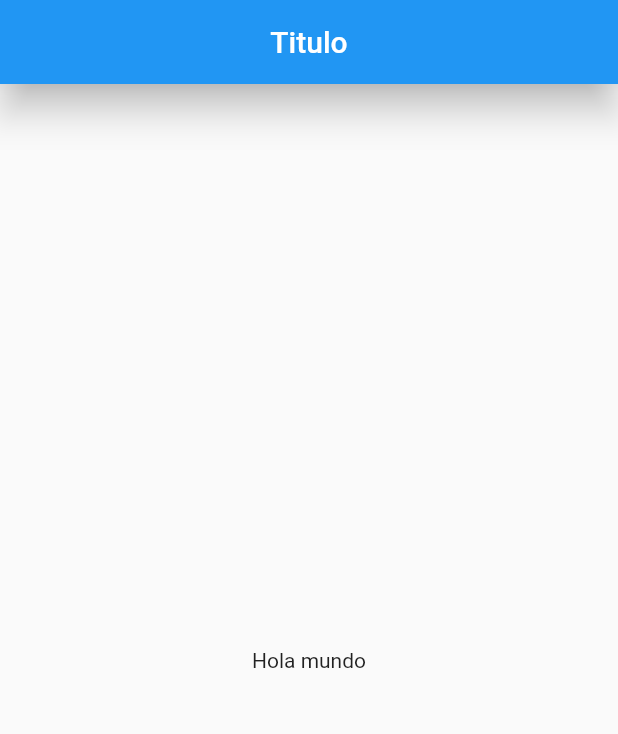
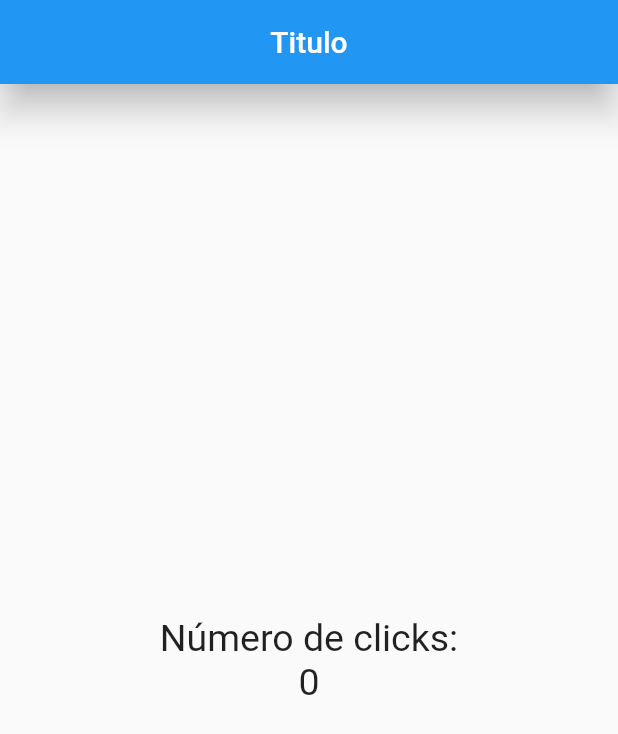
Before and after one commit to HSuHer/ContadorFlutter, a Flutter app: the screen it shows after launch, on a phone screen of 412 x 824 dp. Shown: the top 734 px of the screen. Run offline on Flutter 3.47's test engine with Material 2 defaults, Android fonts, the phone set to English and light mode, and no system bars.

Commit message:
*Cambio de contenido en la pagina principal

```diff
--- a/lib/src/pages/home_page.dart
+++ b/lib/src/pages/home_page.dart
@@ -1,6 +1,9 @@
 import 'package:flutter/material.dart';
 
 class HomePage extends StatelessWidget{
+
+  final estiloTexto=new TextStyle(fontSize: 25.0);
+
   @override
   Widget build(BuildContext context) {
     return Scaffold(
@@ -11,8 +14,12 @@ class HomePage extends StatelessWidget{
 
       ),
       body: Center(
-        child: Text(
-          "Hola mundo"
+        child: Column(
+          mainAxisAlignment: MainAxisAlignment.center,
+          children: [
+            Text("Número de clicks:",style: estiloTexto,),
+            Text("0",style: estiloTexto,),
+          ],
         ),
       ),
     );
```
